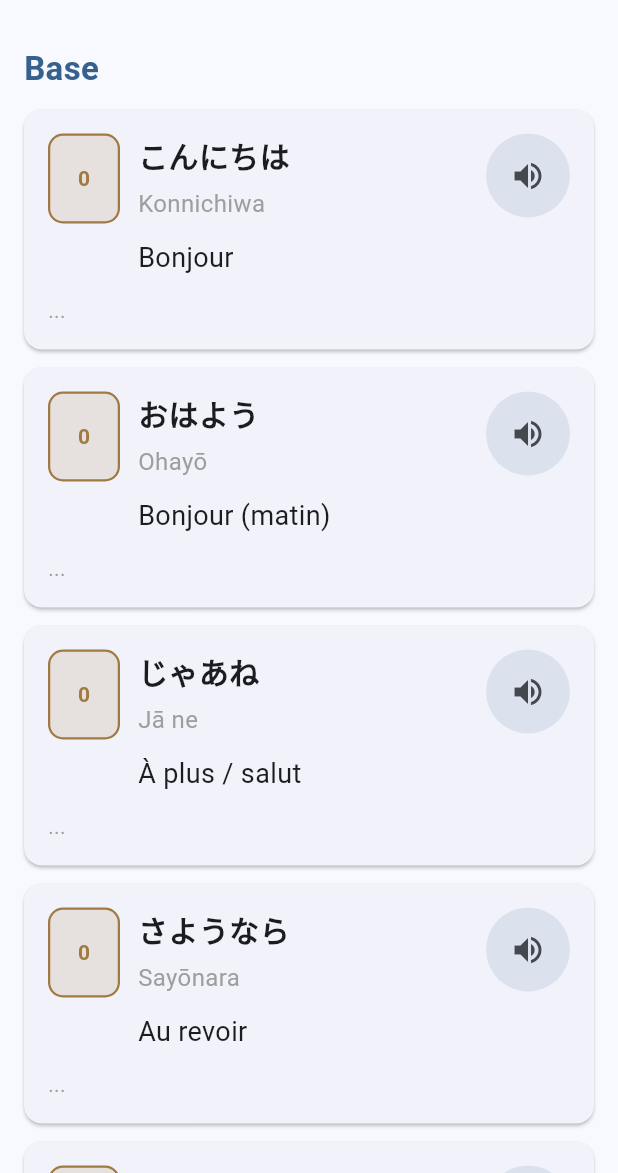
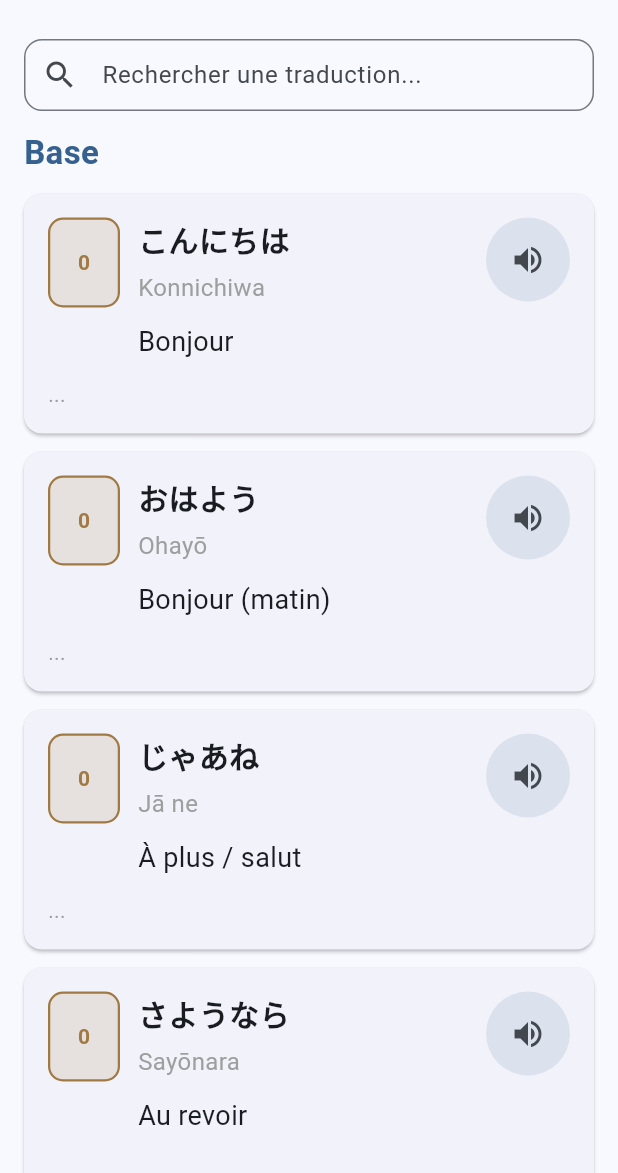
Before and after one commit to AdrienGrandpierre/japonais-app, a Flutter app: the screen it shows after launch, in the side drawer, after a tap on "Entraînement", on a phone screen of 412 x 824 dp, the part 63-1236 px from its top. Run offline on Flutter 3.47's test engine with Material 3 defaults, Android fonts, the light colour scheme and no system bars; our stand-ins replace flutter_tts, shared_preferences.

Commit message:
ajout + search bar

```diff
--- a/lib/main.dart
+++ b/lib/main.dart
@@ -575,8 +575,8 @@ class _HomePageState extends State<HomePage> {
   }
 }
 
-class AllPhrasesPage extends StatelessWidget {
-  AllPhrasesPage({
+class AllPhrasesPage extends StatefulWidget {
+  const AllPhrasesPage({
     super.key,
     required this.phrases,
     this.phrasePerformance = const {},
@@ -584,7 +584,21 @@ class AllPhrasesPage extends StatelessWidget {
 
   final List<Phrase> phrases;
   final Map<String, int> phrasePerformance;
+
+  @override
+  State<AllPhrasesPage> createState() => _AllPhrasesPageState();
+}
+
+class _AllPhrasesPageState extends State<AllPhrasesPage> {
   final FlutterTts _tts = FlutterTts();
+  final TextEditingController _searchController = TextEditingController();
+  String _searchQuery = '';
+
+  @override
+  void dispose() {
+    _searchController.dispose();
+    super.dispose();
+  }
 
   String _phraseKey(Phrase phrase) =>
       '${phrase.japanese}|${phrase.romanji}|${phrase.french}';
@@ -597,7 +611,7 @@ class AllPhrasesPage extends StatelessWidget {
   }
 
   Widget _buildPhraseCard(BuildContext context, Phrase phrase) {
-    final score = phrasePerformance[_phraseKey(phrase)] ?? 0;
+    final score = widget.phrasePerformance[_phraseKey(phrase)] ?? 0;
     return PhraseCard(
       phrase: phrase,
       score: score,
@@ -607,8 +621,15 @@ class AllPhrasesPage extends StatelessWidget {
 
   @override
   Widget build(BuildContext context) {
+    final query = _searchQuery.toLowerCase().trim();
+    final filteredPhrases = query.isEmpty
+        ? widget.phrases
+        : widget.phrases
+            .where((p) => p.french.toLowerCase().contains(query))
+            .toList();
+
     final grouped = <String, List<Phrase>>{};
-    for (final phrase in phrases) {
+    for (final phrase in filteredPhrases) {
       final category = phrase.category.isEmpty ? 'Autres' : phrase.category;
       grouped.putIfAbsent(category, () => []).add(phrase);
     }
@@ -634,16 +655,53 @@ class AllPhrasesPage extends StatelessWidget {
     return Scaffold(
       appBar: AppBar(title: const Text('Entraînement')),
       drawer: AppDrawer(
-        phrases: phrases,
+        phrases: widget.phrases,
         currentRoute: AppRoute.training,
-        phrasePerformance: phrasePerformance,
+        phrasePerformance: widget.phrasePerformance,
       ),
       body: SafeArea(
         bottom: true,
         top: false,
-        child: ListView(
-          padding: const EdgeInsets.fromLTRB(16, 16, 16, 16),
-          children: phraseList,
+        child: Column(
+          children: [
+            Padding(
+              padding: const EdgeInsets.fromLTRB(16, 12, 16, 4),
+              child: TextField(
+                controller: _searchController,
+                onChanged: (value) => setState(() => _searchQuery = value),
+                decoration: InputDecoration(
+                  hintText: 'Rechercher une traduction...',
+                  prefixIcon: const Icon(Icons.search),
+                  suffixIcon: _searchQuery.isNotEmpty
+                      ? IconButton(
+                          icon: const Icon(Icons.clear),
+                          onPressed: () {
+                            _searchController.clear();
+                            setState(() => _searchQuery = '');
+                          },
+                        )
+                      : null,
+                  border: OutlineInputBorder(
+                    borderRadius: BorderRadius.circular(12),
+                  ),
+                  contentPadding: const EdgeInsets.symmetric(vertical: 10),
+                ),
+              ),
+            ),
+            Expanded(
+              child: phraseList.isEmpty
+                  ? const Center(
+                      child: Text(
+                        'Aucune phrase trouvée.',
+                        style: TextStyle(color: Colors.grey),
+                      ),
+                    )
+                  : ListView(
+                      padding: const EdgeInsets.fromLTRB(16, 8, 16, 16),
+                      children: phraseList,
+                    ),
+            ),
+          ],
         ),
       ),
     );
```
Also changed, not shown: assets/phrases.json (+57 -2 lines).
